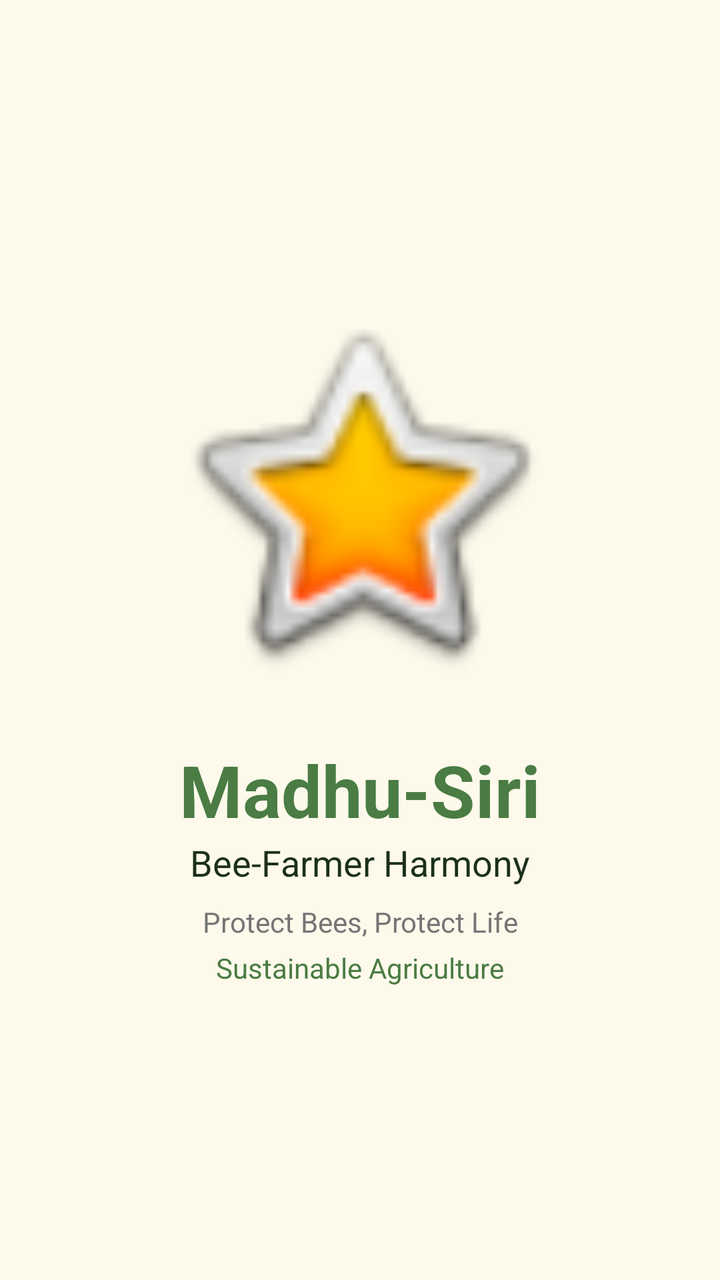
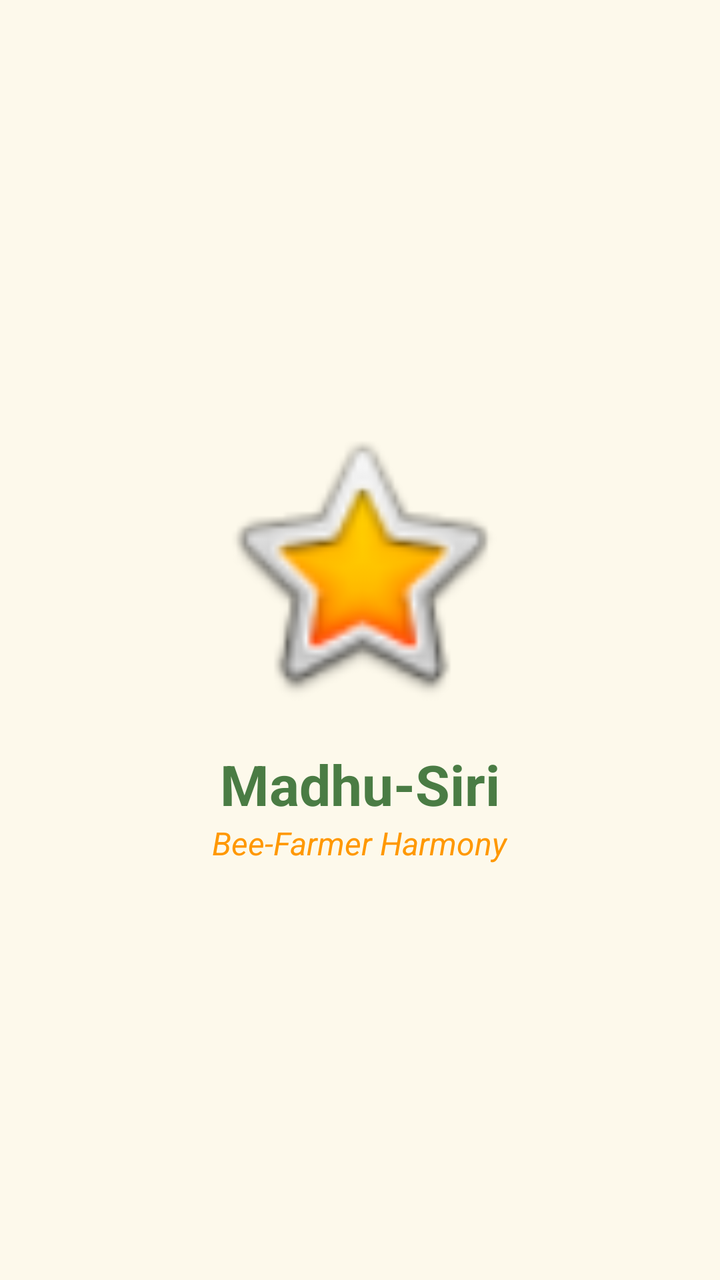

An Android layout rendered at two revisions. The XML below is the earlier revision; the diff shows what the commit changed to produce the second picture.
<!-- AndroidManifest.xml: activity theme Theme.MadhuSiri -->
<!-- res/layout/activity_splash.xml -->
<?xml version="1.0" encoding="utf-8"?>
<androidx.constraintlayout.widget.ConstraintLayout xmlns:android="http://schemas.android.com/apk/res/android"
    xmlns:app="http://schemas.android.com/apk/res-auto"
    android:layout_width="match_parent"
    android:layout_height="match_parent"
    android:background="@color/background_cream">

    <ImageView
        android:id="@+id/ivBeeLogo"
        android:layout_width="200dp"
        android:layout_height="200dp"
        android:src="@android:drawable/btn_star_big_on"
        android:contentDescription="@string/app_name"
        app:layout_constraintBottom_toTopOf="@+id/tvAppName"
        app:layout_constraintEnd_toEndOf="parent"
        app:layout_constraintHorizontal_bias="0.5"
        app:layout_constraintStart_toStartOf="parent"
        app:layout_constraintTop_toTopOf="parent"
        app:layout_constraintVertical_chainStyle="packed" />

    <TextView
        android:id="@+id/tvAppName"
        android:layout_width="wrap_content"
        android:layout_height="wrap_content"
        android:layout_marginTop="24dp"
        android:text="@string/app_name"
        android:textColor="@color/primary_green"
        android:textSize="36sp"
        android:textStyle="bold"
        app:layout_constraintBottom_toTopOf="@+id/tvAppSlogan"
        app:layout_constraintEnd_toEndOf="parent"
        app:layout_constraintStart_toStartOf="parent"
        app:layout_constraintTop_toBottomOf="@+id/ivBeeLogo" />

    <TextView
        android:id="@+id/tvAppSlogan"
        android:layout_width="wrap_content"
        android:layout_height="wrap_content"
        android:text="@string/app_slogan"
        android:textColor="@color/text_dark"
        android:textSize="18sp"
        app:layout_constraintBottom_toTopOf="@+id/tvAppSub"
        app:layout_constraintEnd_toEndOf="parent"
        app:layout_constraintStart_toStartOf="parent"
        app:layout_constraintTop_toBottomOf="@+id/tvAppName" />

    <TextView
        android:id="@+id/tvAppSub"
        android:layout_width="wrap_content"
        android:layout_height="wrap_content"
        android:layout_marginTop="8dp"
        android:text="@string/app_tagline"
        android:textColor="@color/text_gray"
        android:textSize="14sp"
        app:layout_constraintBottom_toTopOf="@+id/tvAppFoot"
        app:layout_constraintEnd_toEndOf="parent"
        app:layout_constraintStart_toStartOf="parent"
        app:layout_constraintTop_toBottomOf="@+id/tvAppSlogan" />

    <TextView
        android:id="@+id/tvAppFoot"
        android:layout_width="wrap_content"
        android:layout_height="wrap_content"
        android:layout_marginTop="4dp"
        android:text="@string/app_mission"
        android:textColor="@color/primary_green"
        android:textSize="14sp"
        app:layout_constraintBottom_toBottomOf="parent"
        app:layout_constraintEnd_toEndOf="parent"
        app:layout_constraintStart_toStartOf="parent"
        app:layout_constraintTop_toBottomOf="@+id/tvAppSub" />

</androidx.constraintlayout.widget.ConstraintLayout>
<!-- resources referenced by this layout -->
<resources>
  <color name="background_cream">#FDF9EB</color>
  <color name="primary_green">#4A7C44</color>
  <color name="text_dark">#1B3018</color>
  <color name="text_gray">#757575</color>
  <string name="app_mission">Sustainable Agriculture</string>
  <string name="app_name">Madhu-Siri</string>
  <string name="app_slogan">Bee-Farmer Harmony</string>
  <string name="app_tagline">Protect Bees, Protect Life</string>
  <style name="Theme.MadhuSiri" parent="Theme.MaterialComponents.Light.NoActionBar">
          
          <item name="colorPrimary">@color/primary_green</item>
          <item name="colorPrimaryVariant">@color/primary_dark</item>
          <item name="colorOnPrimary">@color/white</item>
          
          <item name="colorSecondary">@color/honey_yellow</item>
          <item name="colorSecondaryVariant">@color/honey_orange</item>
          <item name="colorOnSecondary">@color/black</item>
          
          <item name="android:statusBarColor">@color/primary_dark</item>
          
          <item name="android:windowBackground">@color/background_cream</item>
  
          <item name="cardViewStyle">@style/CustomCardView</item>
      </style>
  <color name="primary_dark">#2E4B28</color>
  <color name="white">#FFFFFFFF</color>
  <color name="honey_yellow">#FFC107</color>
  <color name="honey_orange">#FF9800</color>
  <color name="black">#FF000000</color>
  <style name="CustomCardView" parent="Widget.MaterialComponents.CardView">
          <item name="cardCornerRadius">16dp</item>
          <item name="cardElevation">2dp</item>
          <item name="cardBackgroundColor">@color/card_bg</item>
      </style>
  <color name="card_bg">#FFFFFF</color>
</resources>

<!-- the commit's change to res/layout/activity_splash.xml (unified diff, before → after) -->
@@ -1,73 +1,38 @@
 <?xml version="1.0" encoding="utf-8"?>
-<androidx.constraintlayout.widget.ConstraintLayout xmlns:android="http://schemas.android.com/apk/res/android"
-    xmlns:app="http://schemas.android.com/apk/res-auto"
+<RelativeLayout xmlns:android="http://schemas.android.com/apk/res/android"
     android:layout_width="match_parent"
     android:layout_height="match_parent"
-    android:background="@color/background_cream">
+    android:background="@color/background_cream"
+    android:gravity="center">
 
     <ImageView
-        android:id="@+id/ivBeeLogo"
-        android:layout_width="200dp"
-        android:layout_height="200dp"
+        android:id="@+id/ivLogo"
+        android:layout_width="150dp"
+        android:layout_height="150dp"
         android:src="@android:drawable/btn_star_big_on"
         android:contentDescription="@string/app_name"
-        app:layout_constraintBottom_toTopOf="@+id/tvAppName"
-        app:layout_constraintEnd_toEndOf="parent"
-        app:layout_constraintHorizontal_bias="0.5"
-        app:layout_constraintStart_toStartOf="parent"
-        app:layout_constraintTop_toTopOf="parent"
-        app:layout_constraintVertical_chainStyle="packed" />
+        android:layout_centerHorizontal="true"/>
 
     <TextView
         android:id="@+id/tvAppName"
         android:layout_width="wrap_content"
         android:layout_height="wrap_content"
-        android:layout_marginTop="24dp"
+        android:layout_below="@id/ivLogo"
+        android:layout_centerHorizontal="true"
+        android:layout_marginTop="16dp"
         android:text="@string/app_name"
         android:textColor="@color/primary_green"
-        android:textSize="36sp"
-        android:textStyle="bold"
-        app:layout_constraintBottom_toTopOf="@+id/tvAppSlogan"
-        app:layout_constraintEnd_toEndOf="parent"
-        app:layout_constraintStart_toStartOf="parent"
-        app:layout_constraintTop_toBottomOf="@+id/ivBeeLogo" />
+        android:textSize="28sp"
+        android:textStyle="bold"/>
 
     <TextView
-        android:id="@+id/tvAppSlogan"
         android:layout_width="wrap_content"
         android:layout_height="wrap_content"
+        android:layout_below="@id/tvAppName"
+        android:layout_centerHorizontal="true"
         android:text="@string/app_slogan"
-        android:textColor="@color/text_dark"
-        android:textSize="18sp"
-        app:layout_constraintBottom_toTopOf="@+id/tvAppSub"
-        app:layout_constraintEnd_toEndOf="parent"
-        app:layout_constraintStart_toStartOf="parent"
-        app:layout_constraintTop_toBottomOf="@+id/tvAppName" />
+        android:textColor="@color/honey_orange"
+        android:textSize="16sp"
+        android:textStyle="italic"/>
 
-    <TextView
-        android:id="@+id/tvAppSub"
-        android:layout_width="wrap_content"
-        android:layout_height="wrap_content"
-        android:layout_marginTop="8dp"
-        android:text="@string/app_tagline"
-        android:textColor="@color/text_gray"
-        android:textSize="14sp"
-        app:layout_constraintBottom_toTopOf="@+id/tvAppFoot"
-        app:layout_constraintEnd_toEndOf="parent"
-        app:layout_constraintStart_toStartOf="parent"
-        app:layout_constraintTop_toBottomOf="@+id/tvAppSlogan" />
-
-    <TextView
-        android:id="@+id/tvAppFoot"
-        android:layout_width="wrap_content"
-        android:layout_height="wrap_content"
-        android:layout_marginTop="4dp"
-        android:text="@string/app_mission"
-        android:textColor="@color/primary_green"
-        android:textSize="14sp"
-        app:layout_constraintBottom_toBottomOf="parent"
-        app:layout_constraintEnd_toEndOf="parent"
-        app:layout_constraintStart_toStartOf="parent"
-        app:layout_constraintTop_toBottomOf="@+id/tvAppSub" />
-
-</androidx.constraintlayout.widget.ConstraintLayout>
+</RelativeLayout>
<!-- resource entries referenced after the edit -->
@@ -2,12 +2,8 @@
 <resources>
   <color name="background_cream">#FDF9EB</color>
   <color name="primary_green">#4A7C44</color>
-  <color name="text_dark">#1B3018</color>
-  <color name="text_gray">#757575</color>
-  <string name="app_mission">Sustainable Agriculture</string>
   <string name="app_name">Madhu-Siri</string>
   <string name="app_slogan">Bee-Farmer Harmony</string>
-  <string name="app_tagline">Protect Bees, Protect Life</string>
   <style name="Theme.MadhuSiri" parent="Theme.MaterialComponents.Light.NoActionBar">
           
           <item name="colorPrimary">@color/primary_green</item>
